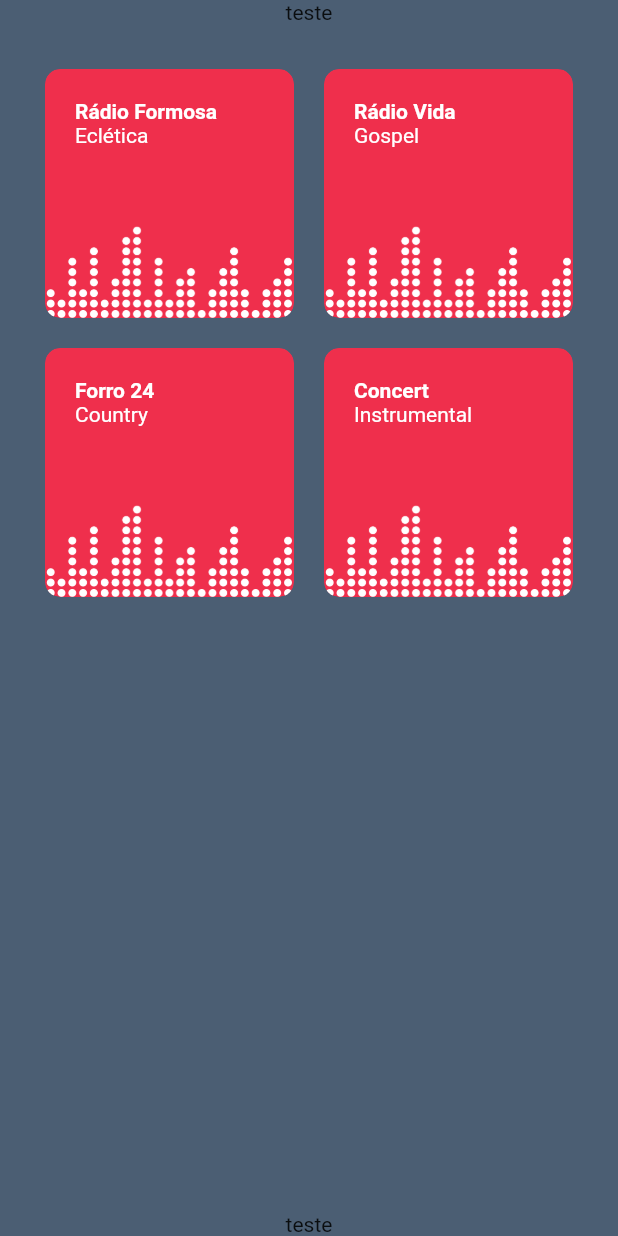
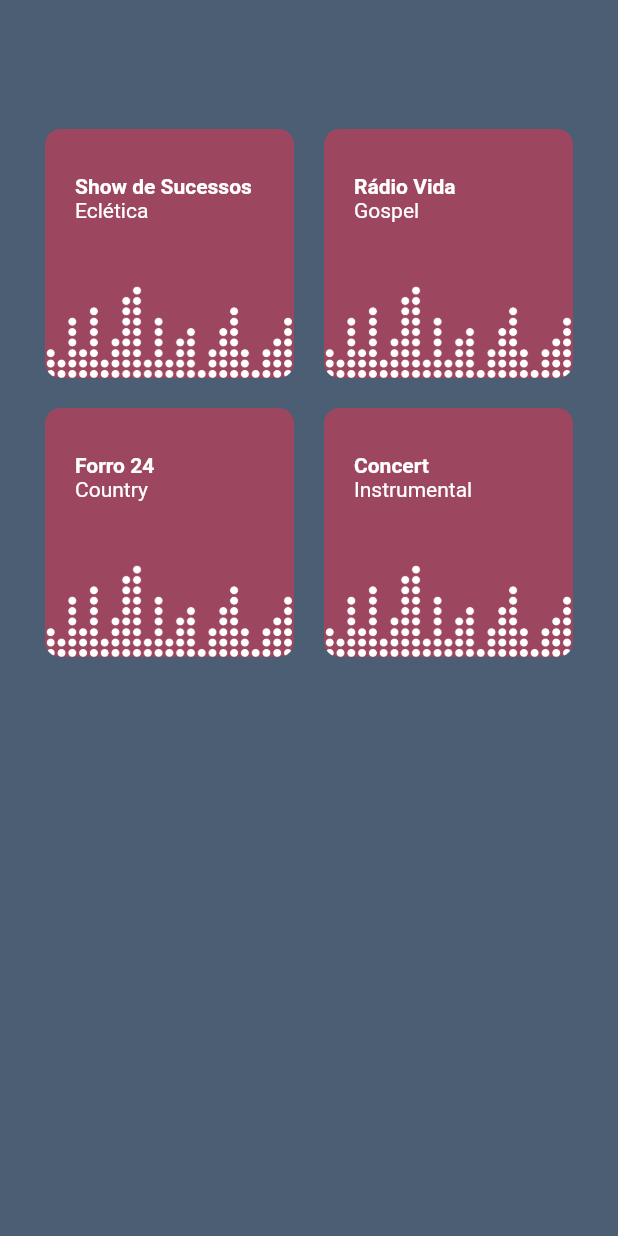
Before and after one commit to andersonsantos6/webRadio-Formosa, a Flutter app: the screen it shows after launch, on a phone screen of 412 x 824 dp. Run offline on Flutter 3.47's test engine with Material 2 defaults, Android fonts, the phone set to English and light mode, and no system bars; our stand-ins replace audioplayers.

Commit message:
update audio controller

```diff
--- a/lib/controller/audio_player_controller.dart
+++ b/lib/controller/audio_player_controller.dart
@@ -1,4 +1,3 @@
-import 'package:audio_streaming/model/radio_model.dart';
 import 'package:audioplayers/audioplayers.dart';
 import 'package:flutter/cupertino.dart';
 
@@ -32,10 +31,16 @@ class AudioPlayerController with ChangeNotifier {
     if (id != playerId || !isPlaying) {
       isPlaying = true;
       buffering = true;
-      _audioPlayer.play(url);
+      _audioPlayer.play(url).then((value) {
+        buffering = false;
+        notifyListeners();
+      });
       playerId = id;
-
       notifyListeners();
+      // Future.delayed(const Duration(seconds: 10)).then((value) {
+      //   buffering = false;
+      //   notifyListeners();
+      // });
     } else {
       _audioPlayer.stop();
       isPlaying = false;
--- a/lib/controller/repository.dart
+++ b/lib/controller/repository.dart
@@ -1,3 +1,5 @@
+import 'dart:math';
+
 import 'package:audio_streaming/model/radio_model.dart';
 
 class Repository {
@@ -5,7 +7,7 @@ class Repository {
     RadioModel(
         id: 1,
         category: 'Eclética',
-        name: 'Rádio Formosa',
+        name: 'Show de Sucessos',
         url: 'http://stream.zeno.fm/bk7mykpmzrhvv'),
     RadioModel(
         id: 2,
@@ -16,11 +18,11 @@ class Repository {
         id: 3,
         category: 'Country',
         name: 'Forro 24',
-        url: 'http://stream.zeno.fm/bk7mykpmzrhvv'),
+        url: 'http://stream.zeno.fm/14xwnd1hyxhvv'),
     RadioModel(
         id: 4,
         category: 'Instrumental',
         name: 'Concert',
-        url: 'http://stream.zeno.fm/bk7mykpmzrhvv'),
+        url: 'http://stream.zeno.fm/d2a5kg5hyxhvv'),
   ];
 }
--- a/lib/src/components/CustomTile.dart
+++ b/lib/src/components/CustomTile.dart
@@ -7,7 +7,6 @@ import 'package:flutter/src/foundation/key.dart';
 import 'package:flutter/src/widgets/framework.dart';
 
 class CustomTile extends StatelessWidget {
-  late Color color;
   late String title;
   late String category;
   late String url;
@@ -17,13 +16,13 @@ class CustomTile extends StatelessWidget {
       {Key? key,
       required this.id,
       required this.url,
-      required this.color,
       required this.title,
       required this.category})
       : super(key: key);
 
   @override
   Widget build(BuildContext context) {
+    var color = Theme.of(context);
     AudioPlayerController _audioController =
         Provider.of<AudioPlayerController>(context);
     return Padding(
@@ -37,7 +36,10 @@ class CustomTile extends StatelessWidget {
           child: Stack(children: [
             Container(
               decoration: BoxDecoration(
-                  color: color, borderRadius: BorderRadius.circular(10)),
+                  color: _audioController.playerId == id
+                      ? color.accentColor
+                      : color.accentColor.withOpacity(0.5),
+                  borderRadius: BorderRadius.circular(10)),
             ),
             Positioned(
               top: 20,
@@ -45,6 +47,9 @@ class CustomTile extends StatelessWidget {
               child: Column(
                 crossAxisAlignment: CrossAxisAlignment.start,
                 children: [
+                  const SizedBox(
+                    height: 10,
+                  ),
                   Text(
                     title,
                     style: const TextStyle(
@@ -62,7 +67,19 @@ class CustomTile extends StatelessWidget {
                 'lib/src/assets/eq.png',
                 fit: BoxFit.cover,
               ),
-            )
+            ),
+            Positioned(
+              height: 2,
+              left: 2,
+              child: Icon(
+                _audioController.playerId == id
+                    ? _audioController.isPlaying
+                        ? Icons.pause
+                        : Icons.play_circle
+                    : null,
+                color: color.primaryColor,
+              ),
+            ),
           ]),
         ),
       ),
--- a/lib/views/home_page.dart
+++ b/lib/views/home_page.dart
@@ -17,11 +17,25 @@ class HomePage extends StatelessWidget {
     final _audioController = Provider.of<AudioPlayerController>(context);
     return SafeArea(
       child: Scaffold(
+        appBar: AppBar(
+          backgroundColor: color.primaryColor,
+          elevation: 0,
+          actions: [
+            Container(
+                child: _audioController.buffering
+                    ? Padding(
+                        padding: const EdgeInsets.all(8.0),
+                        child: CircularProgressIndicator(
+                          color: color.accentColor,
+                        ),
+                      )
+                    : null)
+          ],
+        ),
         backgroundColor: color.primaryColor,
         body: Column(
           mainAxisAlignment: MainAxisAlignment.spaceEvenly,
           children: [
-            Text('teste'),
             Expanded(
               flex: 1,
               child: GridView(
@@ -34,11 +48,9 @@ class HomePage extends StatelessWidget {
                       url: radio.url,
                       category: radio.category,
                       title: radio.name,
-                      color: color.accentColor,
                     );
                   }).toList()),
             ),
-            Text('teste')
           ],
         ),
       ),
```
